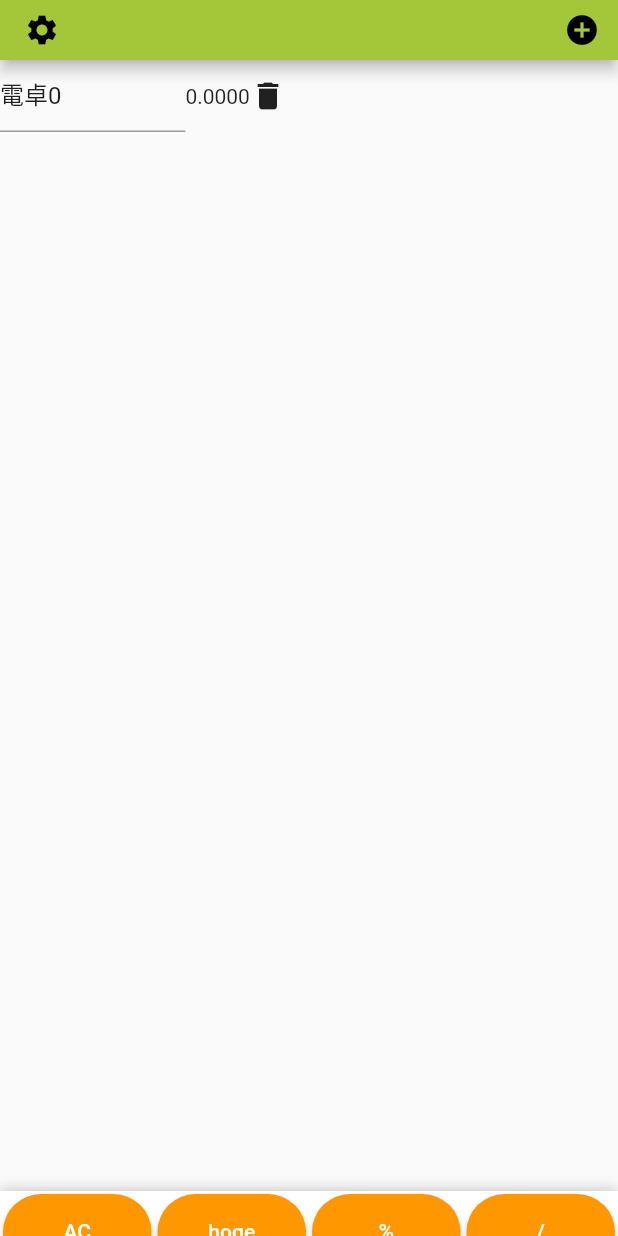
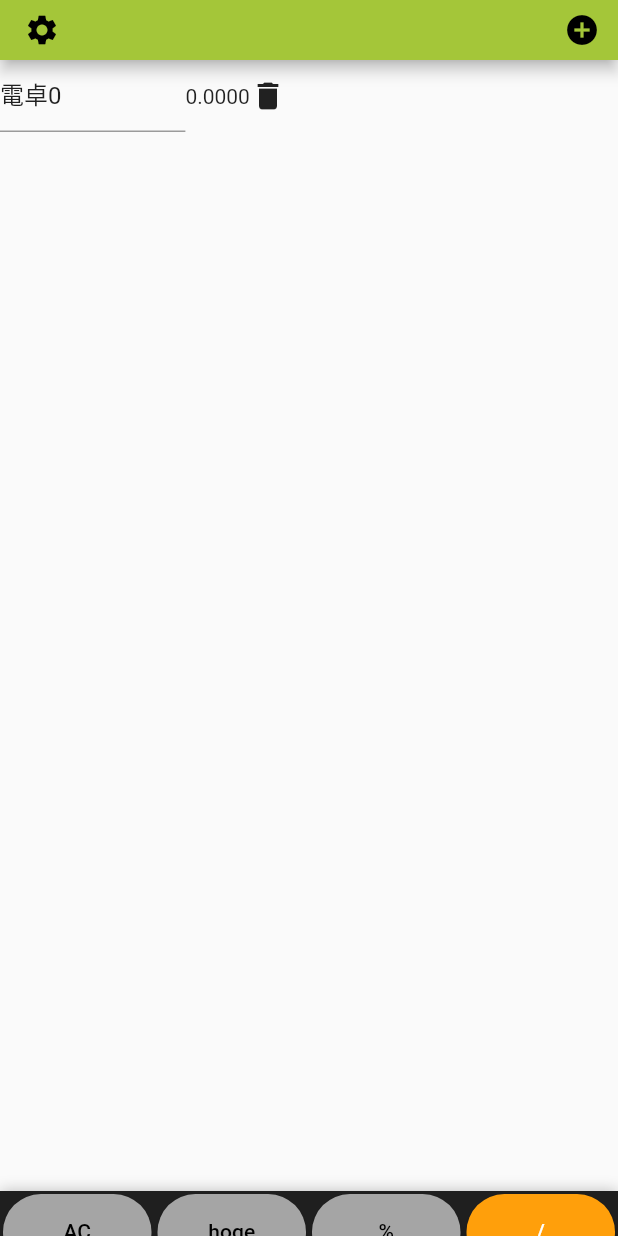
Before and after one commit to matatabinoneko/flutter-multi-calculator, a Flutter app: the screen it shows after launch, on a phone screen of 412 x 824 dp. Run offline on Flutter 3.47's test engine with Material 2 defaults, Android fonts, the phone set to English and light mode, and no system bars; drawn by our look-alikes of sliding_up_panel; our stand-ins replace flutter_riverpod, freezed_annotation, hooks_riverpod, riverpod.

Commit message:
ボタンとフォントの色を変更 #3

```diff
--- a/app/lib/page/calculator_page/molecule/resizable_button/view.dart
+++ b/app/lib/page/calculator_page/molecule/resizable_button/view.dart
@@ -11,6 +11,7 @@ class ResizableButton extends StatelessWidget {
   final double height;
   final double radius;
   final double margin;
+  final Color? textColor;
 
   const ResizableButton(this.text,
       {Key? key,
@@ -21,6 +22,7 @@ class ResizableButton extends StatelessWidget {
       required this.width,
       required this.height,
       required this.radius,
+      this.textColor,
       this.margin = 0.0})
       : super(key: key);
 
@@ -34,7 +36,7 @@ class ResizableButton extends StatelessWidget {
           child: Text(text),
           onPressed: onPressed,
           color: isPushed ? pushedColor : color,
-          textColor: ButtonCSS.textColor,
+          textColor: textColor == null ? ButtonCSS.textColor : textColor,
           height: height,
           shape: RoundedRectangleBorder(
               borderRadius: BorderRadius.circular(radius)),
--- a/app/lib/page/calculator_page/organism/cauculator_buttons/style.dart
+++ b/app/lib/page/calculator_page/organism/cauculator_buttons/style.dart
@@ -5,16 +5,22 @@ class CommonButtonStyle {
 }
 
 class NumberButtonStyle {
-  static Color pushedColor = Colors.green;
-  static Color color = Colors.grey;
+  static Color pushedColor = const Color(0xFF333333);
+  static Color color = const Color(0xFF333333);
 }
 
 class ZeroButtonStyle {
   static Color pushedColor = Colors.green;
-  static Color color = Colors.grey;
+  static Color color = const Color(0xFF333333);
+}
+
+class OperatorButtonStyle {
+  static Color pushedColor = Colors.green;
+  static Color color = const Color(0xFFFF9F0B);
 }
 
 class FunctionButtonStyle {
   static Color pushedColor = Colors.green;
-  static Color color = Colors.orange;
+  static Color color = const Color(0xFFA5A5A5);
+  static Color textColor = const Color(0xFF000000);
 }
--- a/app/lib/page/calculator_page/organism/cauculator_buttons/view.dart
+++ b/app/lib/page/calculator_page/organism/cauculator_buttons/view.dart
@@ -25,7 +25,9 @@ class CalculatorButtons extends ConsumerWidget {
         (sizeConfig.snapPointHeight - buttonMargin * 10) * 0.2);
     final zeroButtonWidth = (buttonWidth + buttonMargin) * 2;
 
-    return Column(
+    return Container(
+      color: const Color(0xFF1F1F1F),
+      child: Column(
         children: [
           Row(
             mainAxisAlignment: MainAxisAlignment.center,
@@ -42,6 +44,7 @@ class CalculatorButtons extends ConsumerWidget {
                 height: buttonHeight,
                 radius: CommonButtonStyle.radius,
                 margin: buttonMargin,
+                textColor: FunctionButtonStyle.textColor,
               ),
               ResizableButton(
                 "hoge",
@@ -55,6 +58,7 @@ class CalculatorButtons extends ConsumerWidget {
                 height: buttonHeight,
                 radius: CommonButtonStyle.radius,
                 margin: buttonMargin,
+                textColor: FunctionButtonStyle.textColor,
               ),
               ResizableButton(
                 "%",
@@ -68,6 +72,7 @@ class CalculatorButtons extends ConsumerWidget {
                 height: buttonHeight,
                 radius: CommonButtonStyle.radius,
                 margin: buttonMargin,
+                textColor: FunctionButtonStyle.textColor,
               ),
               ResizableButton(
                 "/",
@@ -75,7 +80,7 @@ class CalculatorButtons extends ConsumerWidget {
                   calculatorList.setOperator("/", selectedcalculatorId);
                 },
                 isPushed: false,
-              color: FunctionButtonStyle.color,
+                color: OperatorButtonStyle.color,
                 pushedColor: FunctionButtonStyle.pushedColor,
                 width: buttonWidth,
                 height: buttonHeight,
@@ -132,7 +137,7 @@ class CalculatorButtons extends ConsumerWidget {
                   calculatorList.setOperator("*", selectedcalculatorId);
                 },
                 isPushed: false,
-              color: FunctionButtonStyle.color,
+                color: OperatorButtonStyle.color,
                 pushedColor: FunctionButtonStyle.pushedColor,
                 width: buttonWidth,
                 height: buttonHeight,
@@ -189,7 +194,7 @@ class CalculatorButtons extends ConsumerWidget {
                   calculatorList.setOperator("-", selectedcalculatorId);
                 },
                 isPushed: false,
-              color: FunctionButtonStyle.color,
+                color: OperatorButtonStyle.color,
                 pushedColor: FunctionButtonStyle.pushedColor,
                 width: buttonWidth,
                 height: buttonHeight,
@@ -246,7 +251,7 @@ class CalculatorButtons extends ConsumerWidget {
                   calculatorList.setOperator("+", selectedcalculatorId);
                 },
                 isPushed: false,
-              color: FunctionButtonStyle.color,
+                color: OperatorButtonStyle.color,
                 pushedColor: FunctionButtonStyle.pushedColor,
                 width: buttonWidth,
                 height: buttonHeight,
@@ -290,7 +295,7 @@ class CalculatorButtons extends ConsumerWidget {
                   calculatorList.setOperator("=", selectedcalculatorId);
                 },
                 isPushed: false,
-              color: FunctionButtonStyle.color,
+                color: OperatorButtonStyle.color,
                 pushedColor: FunctionButtonStyle.pushedColor,
                 width: buttonWidth,
                 height: buttonHeight,
@@ -300,6 +305,7 @@ class CalculatorButtons extends ConsumerWidget {
             ],
           )
         ],
+      ),
     );
   }
 }
```
Lines whose indentation alone changed are shown as unchanged.
